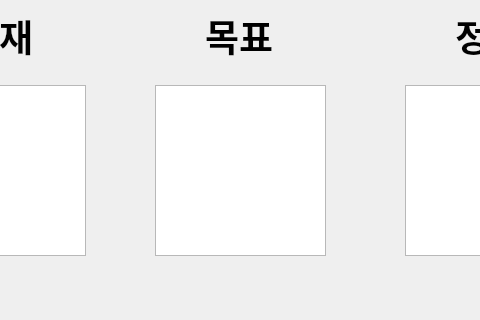
Before: the Qt Designer form src/gui/home.ui in HeegonChae/Addindeu_IOT_Project, drawn with Qt 5; both pictures show x 165 to 645 and y 275 to 595 of the 1064 by 595 pixel window.
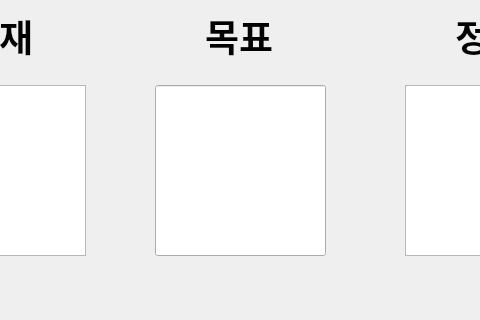
After: the same form once the commit is applied.

Diff of the .ui file:
```diff
--- a/src/gui/home.ui
+++ b/src/gui/home.ui
@@ -120,32 +120,6 @@
     <bool>true</bool>
    </property>
   </widget>
-  <widget class="QTextEdit" name="editGoal">
-   <property name="geometry">
-    <rect>
-     <x>320</x>
-     <y>360</y>
-     <width>171</width>
-     <height>171</height>
-    </rect>
-   </property>
-   <property name="font">
-    <font>
-     <pointsize>80</pointsize>
-     <weight>50</weight>
-     <bold>false</bold>
-    </font>
-   </property>
-   <property name="contextMenuPolicy">
-    <enum>Qt::DefaultContextMenu</enum>
-   </property>
-   <property name="layoutDirection">
-    <enum>Qt::LeftToRight</enum>
-   </property>
-   <property name="readOnly">
-    <bool>true</bool>
-   </property>
-  </widget>
   <widget class="QTextEdit" name="editP">
    <property name="geometry">
     <rect>
@@ -380,6 +354,21 @@
     <string>LOG OUT</string>
    </property>
   </widget>
+  <widget class="QLineEdit" name="editGoal">
+   <property name="geometry">
+    <rect>
+     <x>320</x>
+     <y>360</y>
+     <width>171</width>
+     <height>171</height>
+    </rect>
+   </property>
+   <property name="font">
+    <font>
+     <pointsize>80</pointsize>
+    </font>
+   </property>
+  </widget>
  </widget>
  <resources/>
  <connections/>
```
